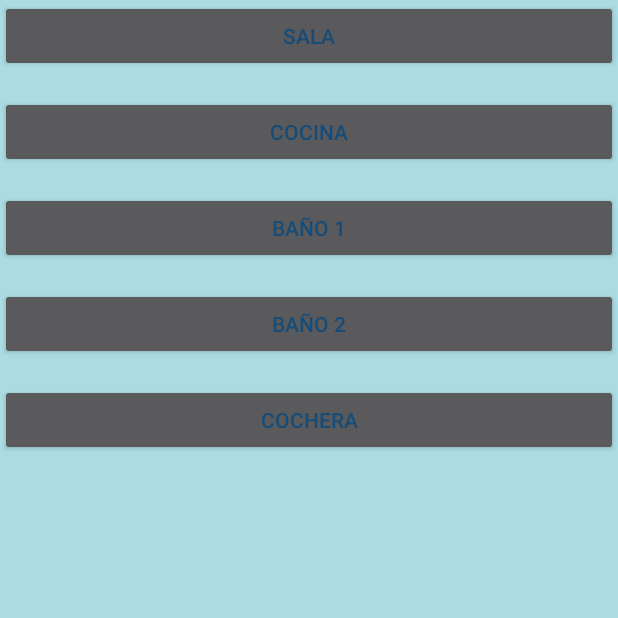
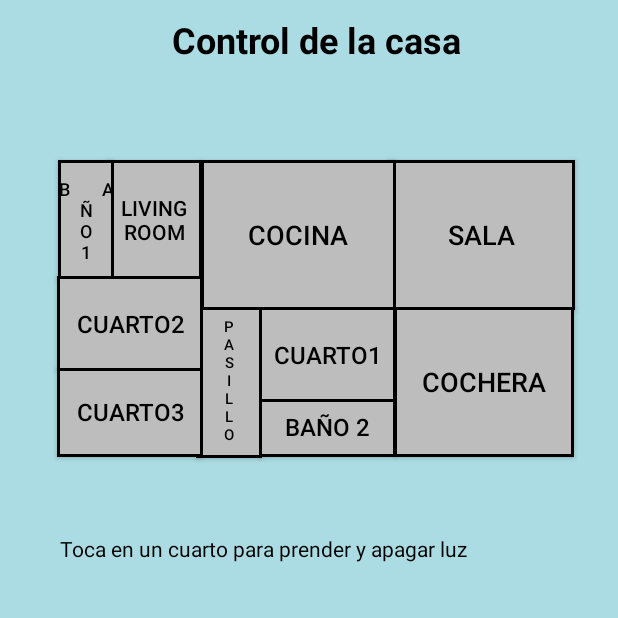
Before and after one commit to LuisAAQ24/ProyectoModelado, an Android app: the ledsActivity screen opened directly, with no data from a screen before it, on a phone screen of 412 x 824 dp, the top half of it. Run offline under Robolectric (Android 15) with nearby library versions, the phone set to English and light mode, and no system bars.

Commit message:
Se agrega casa y colores bien

```diff
--- a/app/src/main/java/com/example/intellihome/MainActivity.kt
+++ b/app/src/main/java/com/example/intellihome/MainActivity.kt
@@ -63,7 +63,7 @@ class MainActivity : BaseActivity() { // Cambiado a BaseActivity
         }
 
         // Iniciar conexión al servidor
-        socketViewModel.connectToServer("172.18.51.181", 6060)
+        socketViewModel.connectToServer("192.168.0.114", 6060)
 
         // ver las respuestas del servidor
         socketViewModel.serverResponse.observe(this, Observer { response ->
--- a/app/src/main/java/com/example/intellihome/ledsActivity.kt
+++ b/app/src/main/java/com/example/intellihome/ledsActivity.kt
@@ -1,6 +1,5 @@
 package com.example.intellihome
 
-import android.content.Intent
 import android.os.Bundle
 import android.view.View
 import android.widget.Button
@@ -11,7 +10,6 @@ import androidx.core.view.ViewCompat
 import androidx.core.view.WindowInsetsCompat
 import androidx.lifecycle.Observer
 import androidx.lifecycle.ViewModelProvider
-import com.example.intellihome.utils.ThemeUtils
 
 class ledsActivity : BaseActivity() {
     private lateinit var socketViewModel: SocketViewModel
@@ -20,27 +18,32 @@ class ledsActivity : BaseActivity() {
         super.onCreate(savedInstanceState)
         enableEdgeToEdge()
         setContentView(R.layout.activity_leds)
-        ThemeUtils.applyTheme(this)
-        // Configuración de insets de la ventana
-        ViewCompat.setOnApplyWindowInsetsListener(findViewById(R.id.main)) { v, insets ->
-            val systemBars = insets.getInsets(WindowInsetsCompat.Type.systemBars())
-            v.setPadding(systemBars.left, systemBars.top, systemBars.right, systemBars.bottom)
-            insets
-        }
 
-        // Iniciar socket
+        setupWindowInsets()
+
+        // Iniciar el socket y conectarse al servidor
         socketViewModel = ViewModelProvider(this).get(SocketViewModel::class.java)
-
-        // Conectar al servidor
         socketViewModel.connectToServer("172.18.51.181", 6060)
 
-        // Configurar botones
         setupButtons()
 
-        // Observar respuestas del servidor
+        // Observar las respuestas del servidor
         socketViewModel.serverResponse.observe(this, Observer { response ->
             handleServerResponse(response)
         })
+    }
+
+    private fun setupWindowInsets() {
+        val mainView = findViewById<View>(R.id.main)
+        mainView?.let {
+            ViewCompat.setOnApplyWindowInsetsListener(it) { v, insets ->
+                val systemBars = insets.getInsets(WindowInsetsCompat.Type.systemBars())
+                v.setPadding(systemBars.left, systemBars.top, systemBars.right, systemBars.bottom)
+                insets
+            }
+        } ?: run {
+            Toast.makeText(this, "Error: No se encontró la vista principal", Toast.LENGTH_LONG).show()
+        }
     }
 
     private fun setupButtons() {
@@ -50,7 +53,7 @@ class ledsActivity : BaseActivity() {
         val btnBano2 = findViewById<Button>(R.id.btnBano2)
         val btnCochera = findViewById<Button>(R.id.btnCochera)
 
-        // Configurar acciones para los botones
+        // Configurar las acciones para los botones
         btnSala.setOnClickListener { sendMessageToServer("leds,LED1") }
         btnCocina.setOnClickListener { sendMessageToServer("leds,LED2") }
         btnBano1.setOnClickListener { sendMessageToServer("leds,LED3") }
@@ -65,11 +68,9 @@ class ledsActivity : BaseActivity() {
 
     private fun handleServerResponse(response: String?) {
         println("Response: $response")
-        // Aquí puedes manejar las respuestas específicas del servidor si es necesario
     }
 
     override fun onDestroy() {
         super.onDestroy()
-        // El ViewModel cerrará la conexión automáticamente en onCleared
     }
 }
--- /dev/null
+++ b/app/src/main/res/drawable/gray_button_background.xml
@@ -0,0 +1,6 @@
+<?xml version="1.0" encoding="utf-8"?>
+<shape xmlns:android="http://schemas.android.com/apk/res/android" android:shape="rectangle">
+    <solid android:color="#BDBDBD" />
+    <stroke android:width="2dp" android:color="#000000" />
+    <corners android:radius="0dp" />
+</shape>
--- a/app/src/main/res/layout/activity_leds.xml
+++ b/app/src/main/res/layout/activity_leds.xml
@@ -1,5 +1,6 @@
 <?xml version="1.0" encoding="utf-8"?>
-<RelativeLayout xmlns:android="http://schemas.android.com/apk/res/android"
+<AbsoluteLayout
+    xmlns:android="http://schemas.android.com/apk/res/android"
     android:id="@+id/main"
     android:layout_width="match_parent"
     android:layout_height="match_parent"
@@ -7,51 +8,132 @@
     android:background="?android:attr/windowBackground">
 
     <TextView
-        android:id="@+id/title"
+        android:id="@+id/tvTitulo"
         android:layout_width="wrap_content"
         android:layout_height="wrap_content"
-        android:text="Control de LEDs"
+        android:layout_x="115dp"
+        android:layout_y="10dp"
+        android:text="Control de la casa"
         android:textSize="24sp"
-        android:textStyle="bold"
-        android:layout_centerHorizontal="true"
-        android:layout_marginBottom="24dp"/>
+        android:textColor="#000000"
+        android:textStyle="bold" />
 
-    <Button
+    <TextView
+        android:id="@+id/tvDescripcion"
+        android:layout_width="wrap_content"
+        android:layout_height="wrap_content"
+        android:layout_x="40dp"
+        android:layout_y="356dp"
+        android:text="Toca en un cuarto para prender y apagar luz"
+        android:textColor="#FF000000"
+        android:textSize="14sp" />
+
+    <androidx.appcompat.widget.AppCompatButton
         android:id="@+id/btnSala"
-        android:layout_width="match_parent"
-        android:layout_height="wrap_content"
+        android:layout_width="125dp"
+        android:layout_height="100dp"
+        android:layout_x="258dp"
+        android:layout_y="107dp"
+        android:background="@drawable/gray_button_background"
         android:text="Sala"
-        android:layout_marginBottom="16dp"/>
+        android:textColor="#000000"
+        android:textSize="18sp" />
 
-    <Button
+    <androidx.appcompat.widget.AppCompatButton
+        android:id="@+id/btnBano1"
+        android:layout_width="91dp"
+        android:layout_height="40dp"
+        android:layout_x="173dp"
+        android:layout_y="265dp"
+        android:background="@drawable/gray_button_background"
+        android:text="Baño 2"
+        android:textColor="#000000"
+        android:textSize="16sp" />
+
+    <androidx.appcompat.widget.AppCompatButton
+        android:id="@+id/LivingRoom"
+        android:layout_width="64dp"
+        android:layout_height="80dp"
+        android:layout_x="71dp"
+        android:layout_y="107dp"
+        android:background="@drawable/gray_button_background"
+        android:text="Living Room"
+        android:textColor="#000000" />
+
+    <androidx.appcompat.widget.AppCompatButton
+        android:id="@+id/btnBano23"
+        android:layout_width="37dp"
+        android:layout_height="80dp"
+        android:layout_x="39dp"
+        android:layout_y="107dp"
+        android:background="@drawable/gray_button_background"
+        android:text="B        a        ñ        o          1"
+        android:textColor="#000000"
+        android:textSize="12sp" />
+
+    <androidx.appcompat.widget.AppCompatButton
+        android:id="@+id/Pasillo"
+        android:layout_width="44dp"
+        android:layout_height="103dp"
+        android:layout_x="131dp"
+        android:layout_y="202dp"
+        android:background="@drawable/gray_button_background"
+        android:text="P              a                     s                i                l                 l               o"
+        android:textColor="#000000"
+        android:textSize="10sp" />
+
+    <androidx.appcompat.widget.AppCompatButton
         android:id="@+id/btnCocina"
-        android:layout_width="match_parent"
-        android:layout_height="wrap_content"
+        android:layout_width="130dp"
+        android:layout_height="100dp"
+        android:layout_x="134dp"
+        android:layout_y="107dp"
+        android:background="@drawable/gray_button_background"
         android:text="Cocina"
-        android:layout_below="@id/btnSala"
-        android:layout_marginBottom="16dp"/>
+        android:textColor="#000000"
+        android:textSize="18sp" />
 
-    <Button
-        android:id="@+id/btnBano1"
-        android:layout_width="match_parent"
-        android:layout_height="wrap_content"
-        android:text="Baño 1"
-        android:layout_below="@id/btnCocina"
-        android:layout_marginBottom="16dp"/>
+    <androidx.appcompat.widget.AppCompatButton
+        android:id="@+id/btnBano2"
+        android:layout_width="91dp"
+        android:layout_height="63dp"
+        android:layout_x="173dp"
+        android:layout_y="205dp"
+        android:background="@drawable/gray_button_background"
+        android:text="Cuarto1"
+        android:textColor="#000000"
+        android:textSize="16sp" />
 
-    <Button
-        android:id="@+id/btnBano2"
-        android:layout_width="match_parent"
-        android:layout_height="wrap_content"
-        android:text="Baño 2"
-        android:layout_below="@id/btnBano1"
-        android:layout_marginBottom="16dp"/>
+    <androidx.appcompat.widget.AppCompatButton
+        android:id="@+id/Cuarto3"
+        android:layout_width="97dp"
+        android:layout_height="60dp"
+        android:layout_x="38dp"
+        android:layout_y="245dp"
+        android:background="@drawable/gray_button_background"
+        android:text="Cuarto3"
+        android:textColor="#000000"
+        android:textSize="16sp" />
 
-    <Button
+    <androidx.appcompat.widget.AppCompatButton
+        android:id="@+id/btnCuarto2"
+        android:layout_width="97dp"
+        android:layout_height="63dp"
+        android:layout_x="38dp"
+        android:layout_y="184dp"
+        android:background="@drawable/gray_button_background"
+        android:text="Cuarto2"
+        android:textColor="#000000"
+        android:textSize="16sp" />
+
+    <androidx.appcompat.widget.AppCompatButton
         android:id="@+id/btnCochera"
-        android:layout_width="match_parent"
-        android:layout_height="wrap_content"
+        android:layout_width="120dp"
+        android:layout_height="100dp"
+        android:layout_x="263dp"
+        android:layout_y="205dp"
+        android:background="@drawable/gray_button_background"
         android:text="Cochera"
-        android:layout_below="@id/btnBano2"/>
-
-</RelativeLayout>
+        android:textColor="#000000"
+        android:textSize="18sp" />
+</AbsoluteLayout>
--- a/app/src/main/res/values/colors.xml
+++ b/app/src/main/res/values/colors.xml
@@ -7,4 +7,7 @@
     <color name="teal_700">#FF018786</color>
     <color name="black">#FF000000</color>
     <color name="white">#FFFFFFFF</color>
+    <color name="gray">#BDBDBD</color>
+
+
 </resources>
```
